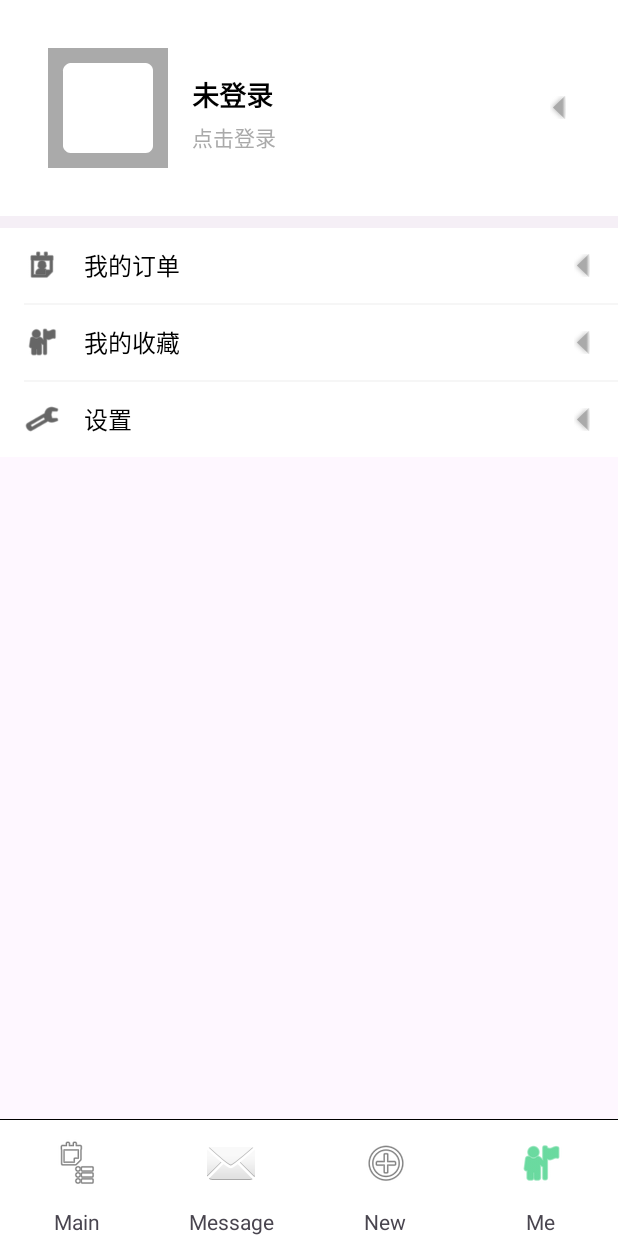
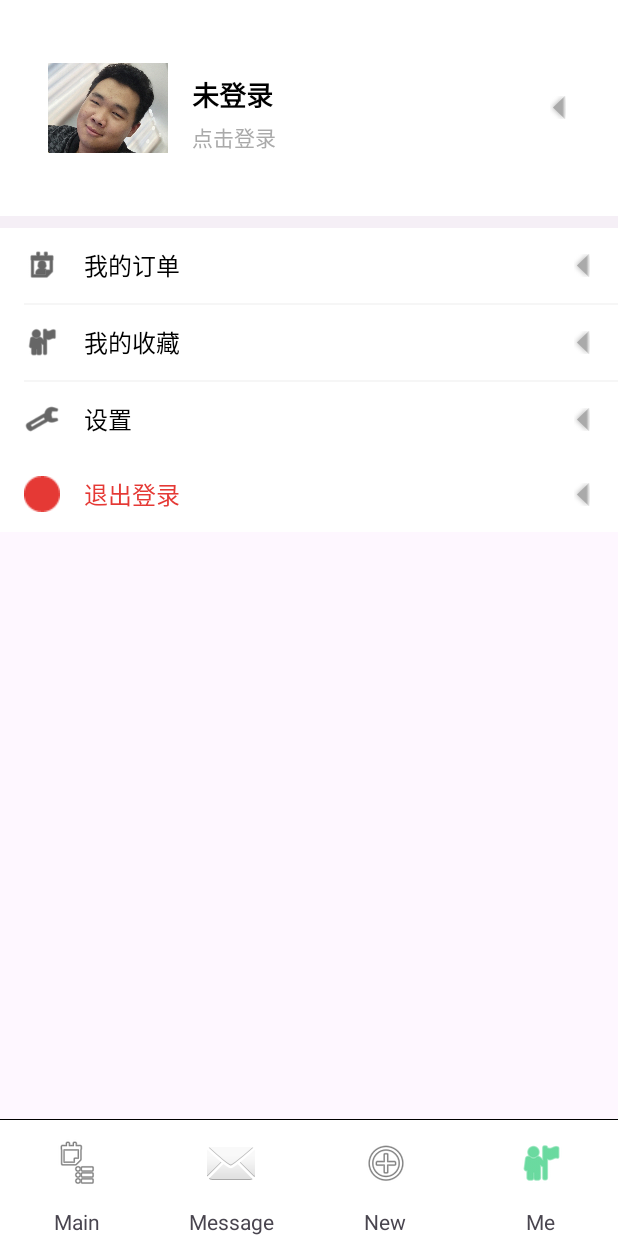
Before and after one commit to xsneser/TkForBISTU-lesson, an Android app: the UserMainMeActivity screen opened directly, with no data from a screen before it, on a phone screen of 412 x 824 dp. Run offline under Robolectric (Android 15) with nearby library versions, the phone set to English and light mode, and no system bars.

```diff
--- a/app/src/main/res/layout/log_in.xml
+++ b/app/src/main/res/layout/log_in.xml
@@ -79,9 +79,10 @@
         android:layout_width="wrap_content"
         android:layout_height="wrap_content"
         android:layout_marginTop="60dp"
-        android:layout_marginEnd="320dp"
         android:text="忘记密码"
         app:layout_constraintEnd_toEndOf="parent"
+        app:layout_constraintHorizontal_bias="0.118"
+        app:layout_constraintStart_toStartOf="parent"
         app:layout_constraintTop_toBottomOf="@+id/passwordTextInputLayout" />
 
     <Button
--- a/app/src/main/res/layout/main_me_layout.xml
+++ b/app/src/main/res/layout/main_me_layout.xml
@@ -43,12 +43,11 @@
                         android:layout_width="80dp"
                         android:layout_height="80dp"
                         android:layout_marginEnd="16dp"
-                        android:background="@android:color/darker_gray"
+                        android:background="#ffffff"
                         android:contentDescription="用户头像"
                         android:padding="10dp"
                         android:scaleType="centerCrop"
-                        android:src="@android:drawable/sym_def_app_icon"
-                        app:tint="@android:color/white" />
+                        app:srcCompat="@drawable/_20250627175927" />
 
                     <!-- 用户信息 -->
                     <LinearLayout
@@ -222,6 +221,41 @@
                         android:rotation="270"
                         app:tint="@android:color/darker_gray" />
                 </LinearLayout>
+                <!-- 新增：退出登录功能项 -->
+                <LinearLayout
+                    android:id="@+id/logoutItem"
+                    android:layout_width="match_parent"
+                    android:layout_height="50dp"
+                    android:clickable="true"
+                    android:focusable="true"
+                    android:gravity="center_vertical"
+                    android:orientation="horizontal"
+                    android:paddingStart="16dp"
+                    android:paddingEnd="16dp">
+
+                    <ImageView
+                        android:layout_width="24dp"
+                        android:layout_height="24dp"
+                        app:srcCompat="@android:drawable/ic_notification_overlay"
+                        app:tint="#E53935" />
+
+                    <TextView
+                        android:layout_width="0dp"
+                        android:layout_height="wrap_content"
+                        android:layout_marginStart="16dp"
+                        android:layout_weight="1"
+                        android:text="退出登录"
+                        android:textColor="#E53935"
+                        android:textSize="16sp" />
+
+                    <ImageView
+                        android:layout_width="wrap_content"
+                        android:layout_height="wrap_content"
+                        android:src="@android:drawable/arrow_up_float"
+                        android:rotation="270"
+                        app:tint="@android:color/darker_gray" />
+                </LinearLayout>
+
             </LinearLayout>
         </LinearLayout>
     </ScrollView>
```
Also changed, not shown: app/src/main/java/com/example/tk/activity/UserMainMeActivity.java (+68 -1 lines), app/src/main/res/drawable/_20250627175927.jpg (added).
